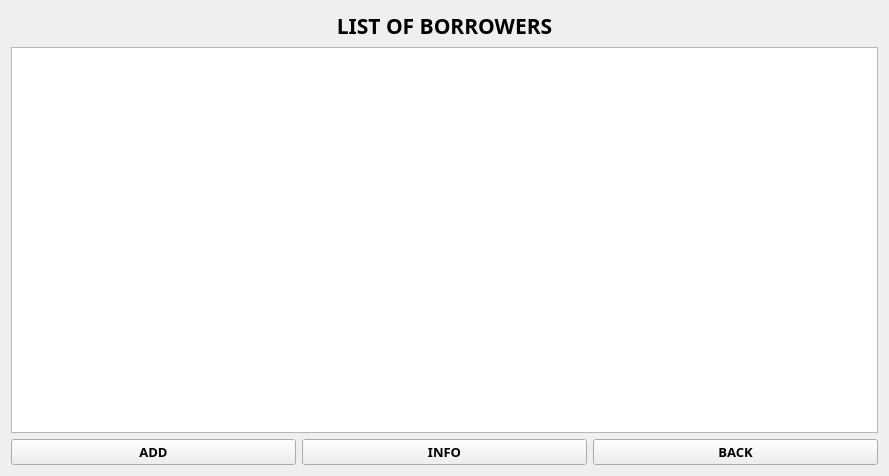
markytools/sume-borrower-app, file listborrowers.ui: the form before one commit.
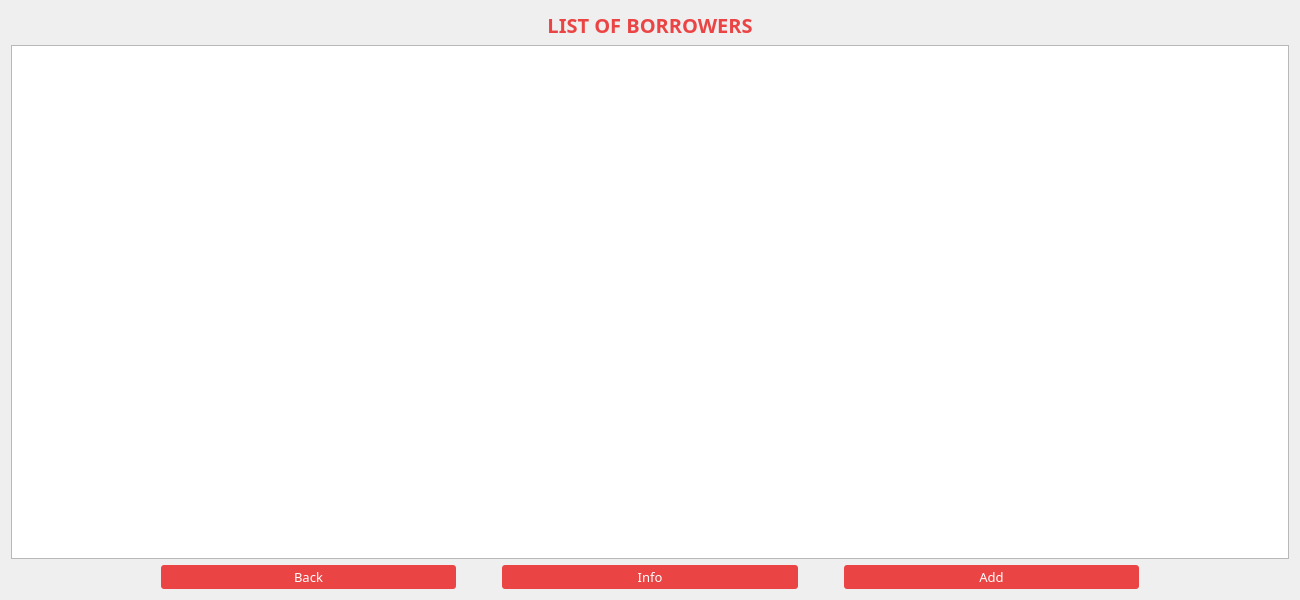
The form after the commit.

```diff
--- a/listborrowers.ui
+++ b/listborrowers.ui
@@ -6,85 +6,195 @@
    <rect>
     <x>0</x>
     <y>0</y>
-    <width>889</width>
-    <height>476</height>
+    <width>1300</width>
+    <height>600</height>
    </rect>
   </property>
   <property name="minimumSize">
    <size>
-    <width>889</width>
-    <height>476</height>
+    <width>1020</width>
+    <height>600</height>
    </size>
   </property>
   <property name="windowTitle">
    <string>Form</string>
   </property>
   <layout class="QGridLayout" name="gridLayout">
-   <item row="0" column="0">
-    <widget class="QLabel" name="label">
+   <item row="4" column="0">
+    <widget class="QTableWidget" name="borrowersTable">
      <property name="font">
       <font>
-       <family>Segoe UI Black</family>
-       <pointsize>16</pointsize>
-       <weight>75</weight>
-       <bold>true</bold>
+       <family>Adobe Gothic Std B</family>
+       <pointsize>10</pointsize>
       </font>
      </property>
-     <property name="text">
-      <string>LIST OF BORROWERS</string>
-     </property>
-     <property name="alignment">
-      <set>Qt::AlignCenter</set>
-     </property>
     </widget>
    </item>
-   <item row="1" column="0">
-    <widget class="QTableWidget" name="borrowersTable"/>
-   </item>
-   <item row="2" column="0">
+   <item row="5" column="0">
     <layout class="QHBoxLayout" name="horizontalLayout">
      <item>
-      <widget class="QPushButton" name="AddButton">
-       <property name="font">
-        <font>
-         <family>Segoe UI Black</family>
-         <pointsize>10</pointsize>
-         <weight>75</weight>
-         <bold>true</bold>
-        </font>
+      <spacer name="horizontalSpacer">
+       <property name="orientation">
+        <enum>Qt::Horizontal</enum>
        </property>
-       <property name="text">
-        <string>ADD</string>
+       <property name="sizeType">
+        <enum>QSizePolicy::Fixed</enum>
        </property>
-      </widget>
-     </item>
-     <item>
-      <widget class="QPushButton" name="Info">
-       <property name="font">
-        <font>
-         <family>Segoe UI Black</family>
-         <pointsize>10</pointsize>
-         <weight>75</weight>
-         <bold>true</bold>
-        </font>
+       <property name="sizeHint" stdset="0">
+        <size>
+         <width>150</width>
+         <height>20</height>
+        </size>
        </property>
-       <property name="text">
-        <string>INFO</string>
-       </property>
-      </widget>
+      </spacer>
      </item>
      <item>
       <widget class="QPushButton" name="Back">
        <property name="font">
         <font>
-         <family>Segoe UI Black</family>
+         <family>Adobe Gothic Std B</family>
          <pointsize>10</pointsize>
+         <weight>50</weight>
+         <bold>false</bold>
+        </font>
+       </property>
+       <property name="styleSheet">
+        <string notr="true">#Back{
+background-color: #eb4444;
+color: white;
+border-style: outset;
+border-radius: 3px;
+padding: 3px;
+}</string>
+       </property>
+       <property name="text">
+        <string>Back</string>
+       </property>
+      </widget>
+     </item>
+     <item>
+      <spacer name="horizontalSpacer_2">
+       <property name="orientation">
+        <enum>Qt::Horizontal</enum>
+       </property>
+       <property name="sizeType">
+        <enum>QSizePolicy::Fixed</enum>
+       </property>
+       <property name="sizeHint" stdset="0">
+        <size>
+         <width>40</width>
+         <height>20</height>
+        </size>
+       </property>
+      </spacer>
+     </item>
+     <item>
+      <widget class="QPushButton" name="Info">
+       <property name="font">
+        <font>
+         <family>Adobe Gothic Std B</family>
+         <pointsize>10</pointsize>
+         <weight>50</weight>
+         <bold>false</bold>
+        </font>
+       </property>
+       <property name="styleSheet">
+        <string notr="true">#Info{
+background-color: #eb4444;
+color: white;
+border-style: outset;
+border-radius: 3px;
+padding: 3px;
+}</string>
+       </property>
+       <property name="text">
+        <string>Info</string>
+       </property>
+      </widget>
+     </item>
+     <item>
+      <spacer name="horizontalSpacer_3">
+       <property name="orientation">
+        <enum>Qt::Horizontal</enum>
+       </property>
+       <property name="sizeType">
+        <enum>QSizePolicy::Fixed</enum>
+       </property>
+       <property name="sizeHint" stdset="0">
+        <size>
+         <width>40</width>
+         <height>20</height>
+        </size>
+       </property>
+      </spacer>
+     </item>
+     <item>
+      <widget class="QPushButton" name="AddButton">
+       <property name="font">
+        <font>
+         <family>Adobe Gothic Std B</family>
+         <pointsize>10</pointsize>
+         <weight>50</weight>
+         <bold>false</bold>
+        </font>
+       </property>
+       <property name="styleSheet">
+        <string notr="true">#AddButton{
+background-color: #eb4444;
+color: white;
+border-style: outset;
+border-radius: 3px;
+padding: 3px;
+}</string>
+       </property>
+       <property name="text">
+        <string>Add</string>
+       </property>
+      </widget>
+     </item>
+     <item>
+      <spacer name="horizontalSpacer_4">
+       <property name="orientation">
+        <enum>Qt::Horizontal</enum>
+       </property>
+       <property name="sizeType">
+        <enum>QSizePolicy::Fixed</enum>
+       </property>
+       <property name="sizeHint" stdset="0">
+        <size>
+         <width>150</width>
+         <height>20</height>
+        </size>
+       </property>
+      </spacer>
+     </item>
+    </layout>
+   </item>
+   <item row="0" column="0">
+    <layout class="QHBoxLayout" name="horizontalLayout_3">
+     <item>
+      <widget class="QLabel" name="label">
+       <property name="font">
+        <font>
+         <family>Adobe Gothic Std B</family>
+         <pointsize>15</pointsize>
          <weight>75</weight>
          <bold>true</bold>
         </font>
        </property>
+       <property name="styleSheet">
+        <string notr="true">#label{
+background-color:transparent;
+color: #eb4444;
+background:none;
+border:none;
+}</string>
+       </property>
        <property name="text">
-        <string>BACK</string>
+        <string>LIST OF BORROWERS</string>
+       </property>
+       <property name="alignment">
+        <set>Qt::AlignCenter</set>
        </property>
       </widget>
      </item>
```
